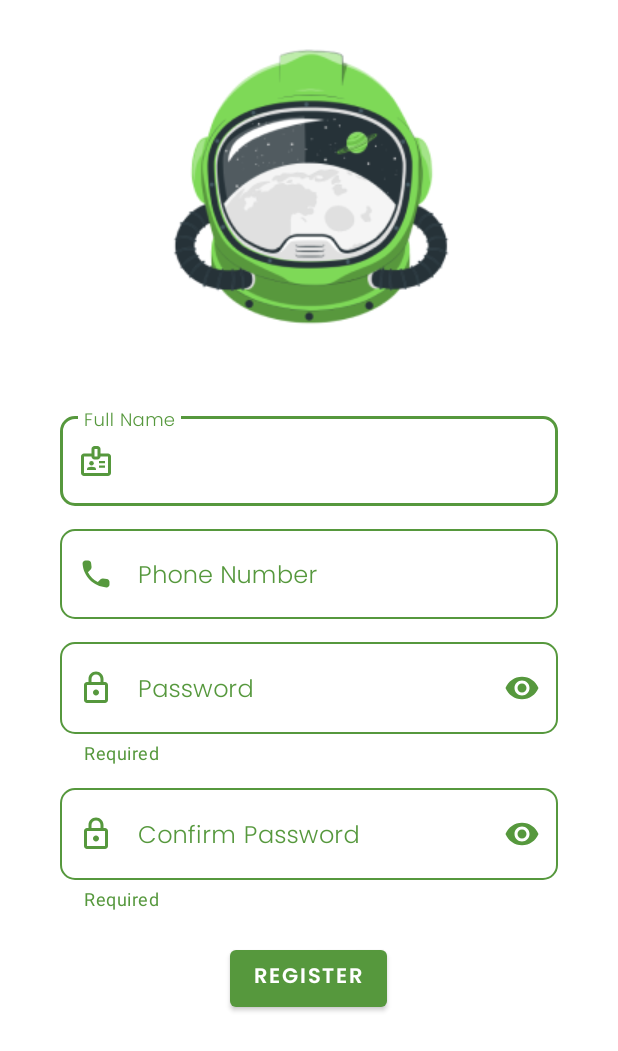
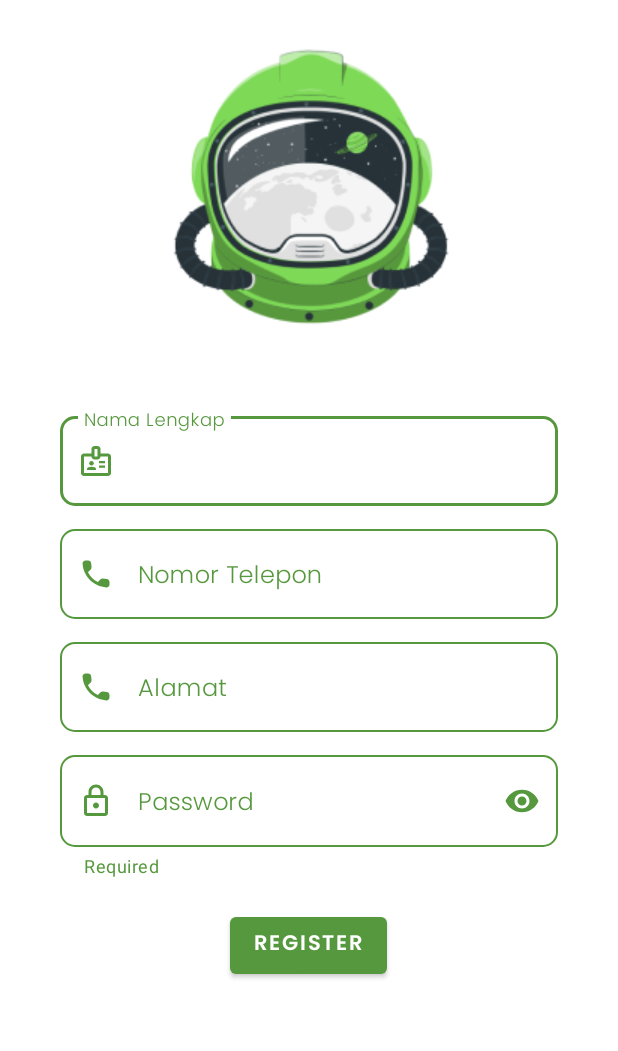
Before and after one commit to shibasmoro/BankSampah, an Android app: the RegisterActivity screen opened directly, with no data from a screen before it, on a phone screen of 412 x 824 dp. Shown: the top 1051 px of the screen. Run offline under Robolectric (Android 15) with nearby library versions, the phone set to English and light mode, and no system bars.

Commit message:
featured=register,backstack

```diff
--- a/app/src/main/java/com/example/userbanksampah/activty/HomeActivity.java
+++ b/app/src/main/java/com/example/userbanksampah/activty/HomeActivity.java
@@ -1,10 +1,6 @@
 package com.example.userbanksampah.activty;
 
-
-import static com.example.userbanksampah.util.PreferencesApp.preferences;
-
 import android.content.Intent;
-import android.content.SharedPreferences;
 import android.os.Bundle;
 import android.text.InputType;
 import android.view.View;
@@ -55,9 +51,9 @@ public class HomeActivity extends AppCompatActivity {
         Binding.pengajuan.setOnClickListener(view -> startActivity(new Intent(HomeActivity.this, PengajuanActivity.class)));
 
         // medapat saldo saat ini
-      model.data.observe(this,data->{
+        model.data.observe(this,data->{
           Binding.saldo.setText(token(FormatAngka.format(data)));
-      });
+        });
 
         Binding.history.setOnClickListener(view -> startActivity(new Intent(HomeActivity.this, HistoryActivity.class)));
 
@@ -71,7 +67,7 @@ public class HomeActivity extends AppCompatActivity {
         PreferencesApp.setStr(PreferencesApp.Id, "Kosong");
         PreferencesApp.setStr(PreferencesApp.Nama, "Kosong");
         PreferencesApp.setStr(PreferencesApp.Alamat, "Kosong");
-        PreferencesApp.setInt(PreferencesApp.Kode, 1);
+        PreferencesApp.setInt(PreferencesApp.Kode, 2);
         startActivity(new Intent(HomeActivity.this, LoginActivity.class)
                 .addFlags(Intent.FLAG_ACTIVITY_CLEAR_TOP | Intent.FLAG_ACTIVITY_NEW_TASK));
         finish();
--- a/app/src/main/java/com/example/userbanksampah/activty/LoginActivity.java
+++ b/app/src/main/java/com/example/userbanksampah/activty/LoginActivity.java
@@ -75,7 +75,7 @@ public class LoginActivity extends AppCompatActivity {
         PreferencesApp.setStr(PreferencesApp.Nama, nasabah.getNama());
         PreferencesApp.setStr(PreferencesApp.Alamat, nasabah.getAlamat());
         PreferencesApp.setInt(PreferencesApp.Kode, 2);
-        startActivity(new Intent(LoginActivity.this, HomeActivity.class));
+        startActivity(new Intent(LoginActivity.this, HomeActivity.class).addFlags(Intent.FLAG_ACTIVITY_NEW_TASK).addFlags(Intent.FLAG_ACTIVITY_CLEAR_TASK));
     }
 
     public void showLoading(Boolean isLoad){
--- a/app/src/main/java/com/example/userbanksampah/activty/RegisterActivity.java
+++ b/app/src/main/java/com/example/userbanksampah/activty/RegisterActivity.java
@@ -23,7 +23,7 @@ public class RegisterActivity extends AppCompatActivity {
         setContentView(binding.getRoot());
         model = new ViewModelProvider(this).get(RegisterViewModel.class);
         binding.btnregist.setOnClickListener(view -> Regist());
-        model.loading.observe(this, this::showLoading);
+        //model.loading.observe(this, this::showLoading);
         model.message.observe(this,result->{
             showToast(result.getPesan());
             if (result.getPesan().contains("Berhasil")){
@@ -31,8 +31,6 @@ public class RegisterActivity extends AppCompatActivity {
             }
         });
         model.eror.observe(this, this::showToast);
-
-
     }
 
     private void Regist() {
@@ -56,13 +54,13 @@ public class RegisterActivity extends AppCompatActivity {
 
     }
 
-    public void showLoading(Boolean isLoad){
-        if (isLoad){
-            binding.progressBar.setVisibility(View.VISIBLE);
-        }else{
-            binding.progressBar.setVisibility(View.GONE);
-        }
-    }
+//    public void showLoading(Boolean isLoad){
+//        if (isLoad){
+//            binding.progressBar.setVisibility(View.VISIBLE);
+//        }else{
+//            binding.progressBar.setVisibility(View.GONE);
+//        }
+//    }
     public void showToast(String message) {
         Toast.makeText(this, message, Toast.LENGTH_SHORT).show();
     }
--- a/app/src/main/res/layout/activity_login.xml
+++ b/app/src/main/res/layout/activity_login.xml
@@ -28,7 +28,7 @@
         android:layout_marginStart="40dp"
         android:layout_marginTop="40dp"
         android:layout_marginEnd="40dp"
-        android:hint="Username"
+        android:hint="Nomor Telepon"
         android:textColorHint="@color/Green"
         app:boxCornerRadiusBottomEnd="10dp"
         app:boxCornerRadiusBottomStart="10dp"
@@ -45,7 +45,7 @@
         <EditText
             android:id="@+id/username"
             android:layout_width="match_parent"
-            android:layout_height="wrap_content"
+            android:layout_height="55dp"
             android:fontFamily="@font/poppins_light"
             android:textColor="@color/Green"
             tools:ignore="SpeakableTextPresentCheck">
@@ -139,7 +139,6 @@
         android:textSize="10sp" />
 
     <ProgressBar
-
         android:id="@+id/progressBar"
         style="?android:attr/progressBarStyle"
         android:layout_width="wrap_content"
@@ -151,5 +150,4 @@
         android:visibility="gone"
         tools:visibility="visible" />
 
-
 </RelativeLayout>
--- a/app/src/main/res/layout/activity_register.xml
+++ b/app/src/main/res/layout/activity_register.xml
@@ -16,6 +16,8 @@
             android:layout_width="wrap_content"
             android:layout_height="wrap_content"
             android:orientation="vertical">
+
+
 
             <ImageView
                 android:id="@+id/imageregister"
@@ -36,7 +38,7 @@
                 android:layout_marginStart="40dp"
                 android:layout_marginTop="40dp"
                 android:layout_marginEnd="40dp"
-                android:hint="Full Name"
+                android:hint="Nama Lengkap"
                 android:textColorHint="@color/buttontext"
                 app:boxCornerRadiusBottomEnd="10dp"
                 app:boxCornerRadiusBottomStart="10dp"
@@ -72,7 +74,7 @@
                 android:layout_marginStart="40dp"
                 android:layout_marginTop="10dp"
                 android:layout_marginEnd="40dp"
-                android:hint="Phone Number"
+                android:hint="Nomor Telepon"
                 android:textColorHint="@color/Green"
                 app:boxCornerRadiusBottomEnd="10dp"
                 app:boxCornerRadiusBottomStart="10dp"
@@ -100,11 +102,47 @@
             </com.google.android.material.textfield.TextInputLayout>
 
             <com.google.android.material.textfield.TextInputLayout
+                android:id="@+id/boxaddres"
+                style="@style/Widget.MaterialComponents.TextInputLayout.OutlinedBox"
+                android:layout_width="match_parent"
+                android:layout_height="65dp"
+                android:layout_below="@+id/boxnumber"
+                android:layout_marginStart="40dp"
+                android:layout_marginTop="10dp"
+                android:layout_marginEnd="40dp"
+                android:hint="Alamat"
+                android:textColorHint="@color/Green"
+                app:boxCornerRadiusBottomEnd="10dp"
+                app:boxCornerRadiusBottomStart="10dp"
+                app:boxCornerRadiusTopEnd="10dp"
+                app:boxCornerRadiusTopStart="10dp"
+                app:boxStrokeColor="@color/Green"
+                app:endIconDrawable="@drawable/outline_close_24"
+                app:endIconMode="clear_text"
+                app:endIconTint="@color/Green"
+                app:hintTextColor="@color/Green"
+                app:startIconDrawable="@drawable/round_local_phone_24"
+                app:startIconTint="@color/Green">
+
+                <EditText
+                    android:id="@+id/address"
+                    android:inputType="number"
+                    android:layout_width="match_parent"
+                    android:layout_height="wrap_content"
+                    android:fontFamily="@font/poppins_light"
+                    android:textColor="@color/buttontext"
+                    tools:ignore="SpeakableTextPresentCheck">
+
+                </EditText>
+
+            </com.google.android.material.textfield.TextInputLayout>
+
+            <com.google.android.material.textfield.TextInputLayout
                 android:id="@+id/boxpassword"
                 style="@style/Widget.MaterialComponents.TextInputLayout.OutlinedBox"
                 android:layout_width="match_parent"
                 android:layout_height="wrap_content"
-                android:layout_below="@+id/boxnumber"
+                android:layout_below="@+id/boxaddres"
                 android:layout_marginStart="40dp"
                 android:layout_marginTop="10dp"
                 android:layout_marginEnd="40dp"
@@ -133,54 +171,18 @@
                     tools:ignore="SpeakableTextPresentCheck" />
             </com.google.android.material.textfield.TextInputLayout>
 
-            <com.google.android.material.textfield.TextInputLayout
-                android:id="@+id/boxpassword2"
-                style="@style/Widget.MaterialComponents.TextInputLayout.OutlinedBox"
-                android:layout_width="match_parent"
-                android:layout_height="wrap_content"
-                android:layout_below="@+id/boxpassword"
-                android:layout_marginStart="40dp"
-                android:layout_marginTop="10dp"
-                android:layout_marginEnd="40dp"
-                android:hint="@string/confirm_password"
-                android:textColorHint="@color/buttontext"
-                app:boxCornerRadiusBottomEnd="10dp"
-                app:boxCornerRadiusBottomStart="10dp"
-                app:boxCornerRadiusTopEnd="10dp"
-                app:boxCornerRadiusTopStart="10dp"
-                app:boxStrokeColor="@color/buttontext"
-                app:helperText="Required"
-                app:helperTextTextColor="@color/buttontext"
-                app:hintTextColor="@color/buttontext"
-                app:passwordToggleEnabled="true"
-                app:passwordToggleTint="@color/buttontext"
-                app:startIconDrawable="@drawable/outline_lock_24"
-                app:startIconTint="@color/buttontext">
-
-                <EditText
-                    android:id="@+id/password2"
-                    android:layout_width="match_parent"
-                    android:layout_height="wrap_content"
-                    android:fontFamily="@font/poppins_light"
-                    android:inputType="textPassword"
-                    android:textColor="@color/buttontext"
-                    tools:ignore="SpeakableTextPresentCheck" />
-            </com.google.android.material.textfield.TextInputLayout>
-
             <Button
                 android:id="@+id/btnregist"
                 android:layout_width="wrap_content"
                 android:layout_height="50dp"
-                android:layout_below="@id/boxpassword2"
+                android:layout_below="@id/boxpassword"
                 android:layout_centerInParent="true"
                 android:layout_marginTop="20dp"
                 android:fontFamily="@font/poppins_semibold"
                 android:text="Register"
                 android:textColor="@color/white">
-
             </Button>
         </RelativeLayout>
+
     </ScrollView>
-
-
 </RelativeLayout>
```
Also changed, not shown: 1 other file.
